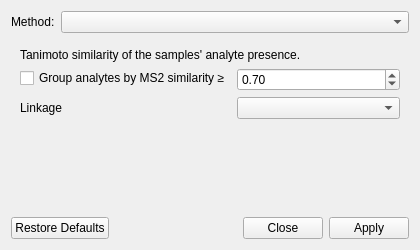
First picture: the form in gui/resources/SampleClusterParamsDialog.ui, repository mhagar/MzKit, before the edit.
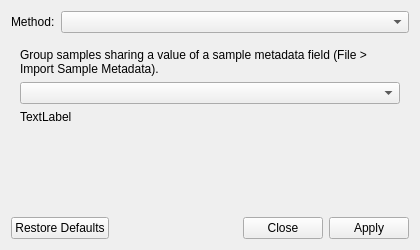
Second picture: the form after the edit. The open tabs and pages were chosen to show the change.

Commit message: Implement grouping by sample metadata

Patch:
```diff
--- a/gui/resources/SampleClusterParamsDialog.ui
+++ b/gui/resources/SampleClusterParamsDialog.ui
@@ -168,6 +168,46 @@
        </item>
       </layout>
      </widget>
+     <widget class="QWidget" name="pageMetadata">
+      <layout class="QVBoxLayout" name="verticalLayout_4">
+       <item>
+        <widget class="QLabel" name="labelMetadataHelp">
+         <property name="text">
+          <string>Group samples sharing a value of a sample metadata field (File > Import Sample Metadata).</string>
+         </property>
+         <property name="wordWrap">
+          <bool>true</bool>
+         </property>
+        </widget>
+       </item>
+       <item>
+        <widget class="QComboBox" name="comboMetadataField"/>
+       </item>
+       <item>
+        <widget class="QLabel" name="labelMetadataReport">
+         <property name="text">
+          <string>TextLabel</string>
+         </property>
+         <property name="wordWrap">
+          <bool>true</bool>
+         </property>
+        </widget>
+       </item>
+       <item>
+        <spacer name="verticalSpacer_3">
+         <property name="orientation">
+          <enum>Qt::Vertical</enum>
+         </property>
+         <property name="sizeHint" stdset="0">
+          <size>
+           <width>20</width>
+           <height>0</height>
+          </size>
+         </property>
+        </spacer>
+       </item>
+      </layout>
+     </widget>
     </widget>
    </item>
    <item>
```
The commit also changes 13 other files.
